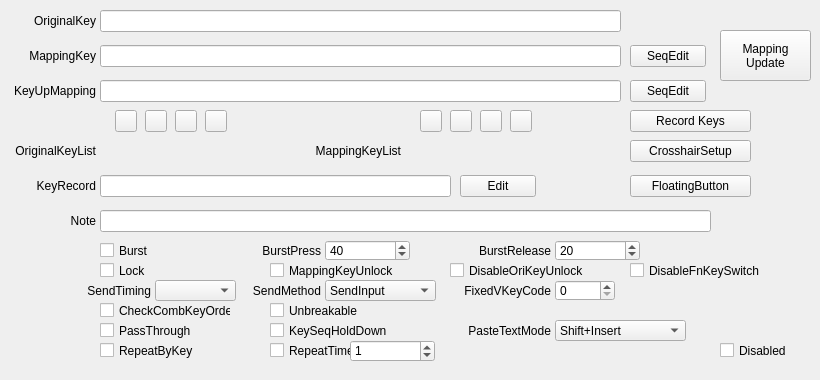
The window that QKeyMapper/qitemsetupdialog.ui (Zalafina/QKeyMapper) describes before a commit, drawn with Qt 5.
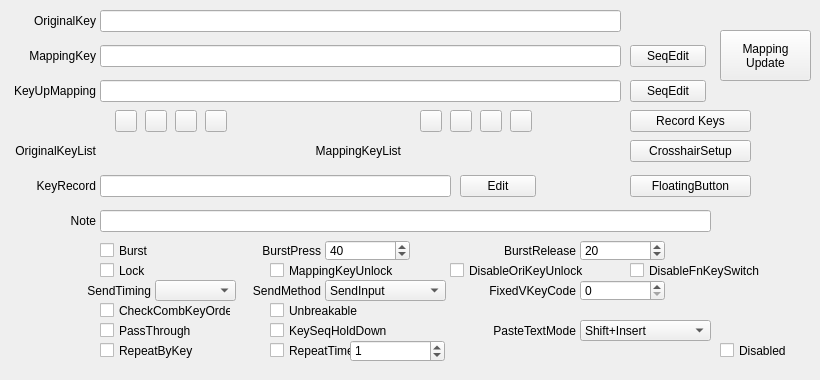
The same window after the commit. Custom widgets are drawn as their Qt base class.

```diff
--- a/QKeyMapper/qitemsetupdialog.ui
+++ b/QKeyMapper/qitemsetupdialog.ui
@@ -123,7 +123,7 @@
   <widget class="QLabel" name="burstreleaseLabel">
    <property name="geometry">
     <rect>
-     <x>430</x>
+     <x>455</x>
      <y>240</y>
      <width>121</width>
      <height>21</height>
@@ -139,7 +139,7 @@
   <widget class="QSpinBox" name="burstreleaseSpinBox">
    <property name="geometry">
     <rect>
-     <x>555</x>
+     <x>580</x>
      <y>240</y>
      <width>85</width>
      <height>21</height>
@@ -231,7 +231,7 @@
     <rect>
      <x>270</x>
      <y>320</y>
-     <width>161</width>
+     <width>191</width>
      <height>21</height>
     </rect>
    </property>
@@ -288,7 +288,7 @@
     <rect>
      <x>350</x>
      <y>340</y>
-     <width>85</width>
+     <width>95</width>
      <height>22</height>
     </rect>
    </property>
@@ -698,9 +698,9 @@
   <widget class="QSpinBox" name="fixedVKeyCodeSpinBox">
    <property name="geometry">
     <rect>
-     <x>555</x>
+     <x>580</x>
      <y>280</y>
-     <width>60</width>
+     <width>85</width>
      <height>21</height>
     </rect>
    </property>
@@ -711,7 +711,7 @@
   <widget class="QLabel" name="fixedVKeyCodeLabel">
    <property name="geometry">
     <rect>
-     <x>440</x>
+     <x>465</x>
      <y>280</y>
      <width>111</width>
      <height>21</height>
@@ -830,7 +830,7 @@
   <widget class="QComboBox" name="pasteTextModeComboBox">
    <property name="geometry">
     <rect>
-     <x>555</x>
+     <x>580</x>
      <y>320</y>
      <width>131</width>
      <height>21</height>
@@ -859,7 +859,7 @@
   <widget class="QLabel" name="pasteTextModeLabel">
    <property name="geometry">
     <rect>
-     <x>440</x>
+     <x>465</x>
      <y>320</y>
      <width>111</width>
      <height>21</height>
@@ -893,7 +893,7 @@
     <rect>
      <x>325</x>
      <y>280</y>
-     <width>111</width>
+     <width>121</width>
      <height>21</height>
     </rect>
    </property>
```
